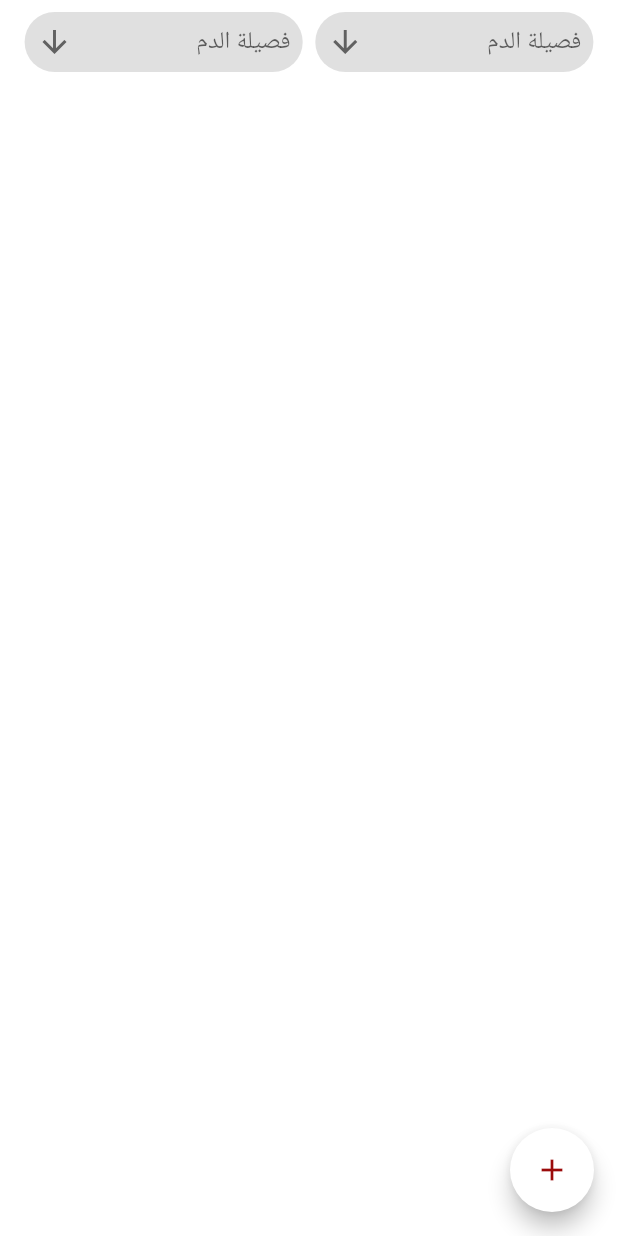
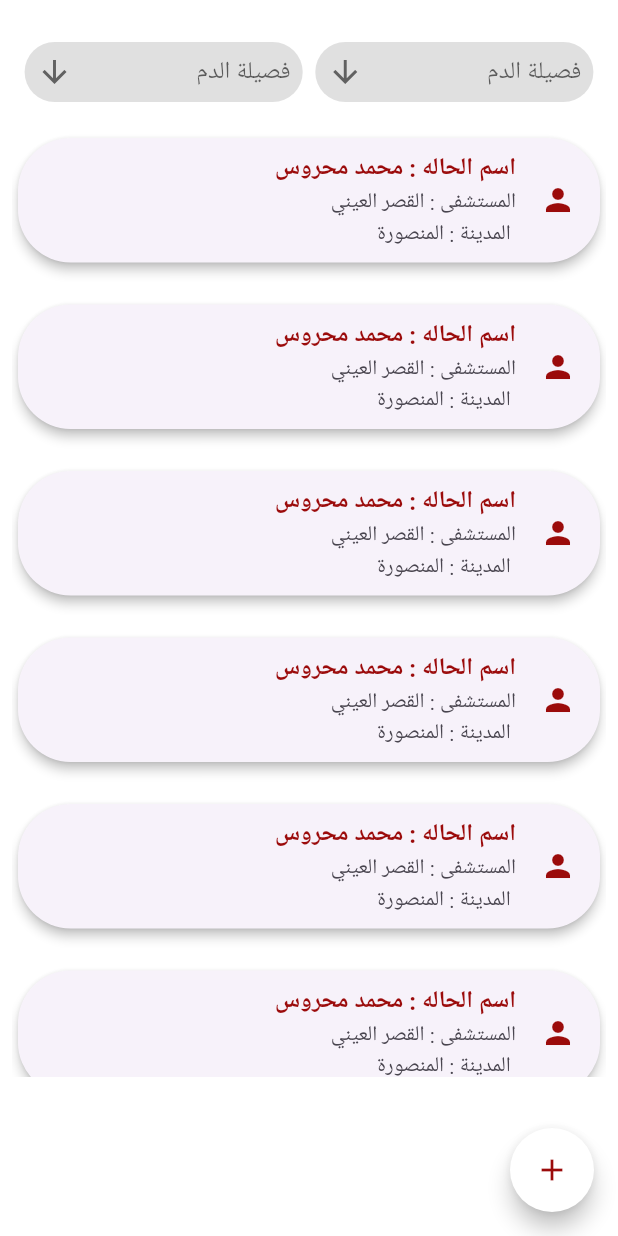
Before and after one commit to mans70q/blood_bank, a Flutter app: the DonationRequestScreen screen opened directly, on a phone screen of 412 x 824 dp. Run offline on Flutter 3.47's test engine with Material 3 defaults, Android fonts, the phone set to English and light mode, and no system bars; drawn by our look-alikes of flutter_slidable; our stand-ins replace get.

Commit message:
donation requests screen ui

```diff
--- a/lib/features/home/presentation/screen/donation_request_screen.dart
+++ b/lib/features/home/presentation/screen/donation_request_screen.dart
@@ -1,5 +1,6 @@
 import 'package:blood_bank/features/home/controller/donation_request_controller.dart';
 import 'package:flutter/material.dart';
+import 'package:flutter_slidable/flutter_slidable.dart';
 import 'package:get/get.dart';
 
 import '../../../../core/styles/colors.dart';
@@ -18,6 +19,7 @@ class DonationRequestScreen extends GetView<DonationRequestController> {
                 padding: const EdgeInsets.all(8.0),
                 child: Column(
                   children: [
+                    SizedBox(height: 20),
                     Row(
                       mainAxisAlignment: MainAxisAlignment.spaceEvenly,
                       children: [
@@ -67,6 +69,57 @@ class DonationRequestScreen extends GetView<DonationRequestController> {
                         ),
                       ],
                     ),
+                    SizedBox(height: 20),
+                    SizedBox(
+                      height: 630,
+                      width: double.infinity,
+                      child: ListView.separated(
+                        itemCount: 10,
+                        separatorBuilder:
+                            (context, index) => SizedBox(height: 20),
+                        itemBuilder:
+                            (_, index) => Slidable(
+                              endActionPane: ActionPane(
+                                motion: ScrollMotion(),
+                                children: [
+                                  SlidableAction(
+                                    foregroundColor: AppColors.primary,
+                                    icon: Icons.phone,
+                                    onPressed: (context) {},
+                                  ),
+                                  SlidableAction(
+                                    foregroundColor: AppColors.secondary,
+                                    icon: Icons.info,
+                                    onPressed: (context) {},
+                                  ),
+                                ],
+                              ),
+                              child: Card(
+                                elevation: 3,
+                                shape: RoundedRectangleBorder(
+                                  borderRadius: BorderRadius.circular(35),
+                                ),
+                                child: ListTile(
+                                  title: Text(
+                                    "اسم الحاله : محمد محروس",
+                                    style: TextStyle(
+                                      fontWeight: FontWeight.bold,
+                                      color: AppColors.primary,
+                                    ),
+                                  ),
+
+                                  subtitle: Text(
+                                    "المستشفى : القصر العيني \n المدينة : المنصورة",
+                                  ),
+                                  leading: Icon(
+                                    Icons.person,
+                                    color: AppColors.primary,
+                                  ),
+                                ),
+                              ),
+                            ),
+                      ),
+                    ),
                   ],
                 ),
               ),
--- a/pubspec.yaml
+++ b/pubspec.yaml
@@ -38,6 +38,7 @@ dependencies:
   http: ^1.3.0
   flutter_native_splash: ^2.4.5
   get: ^4.7.2
+  flutter_slidable: 4.0.0
 
 dev_dependencies:
   flutter_test:
```
Also changed, not shown: pubspec.lock.
